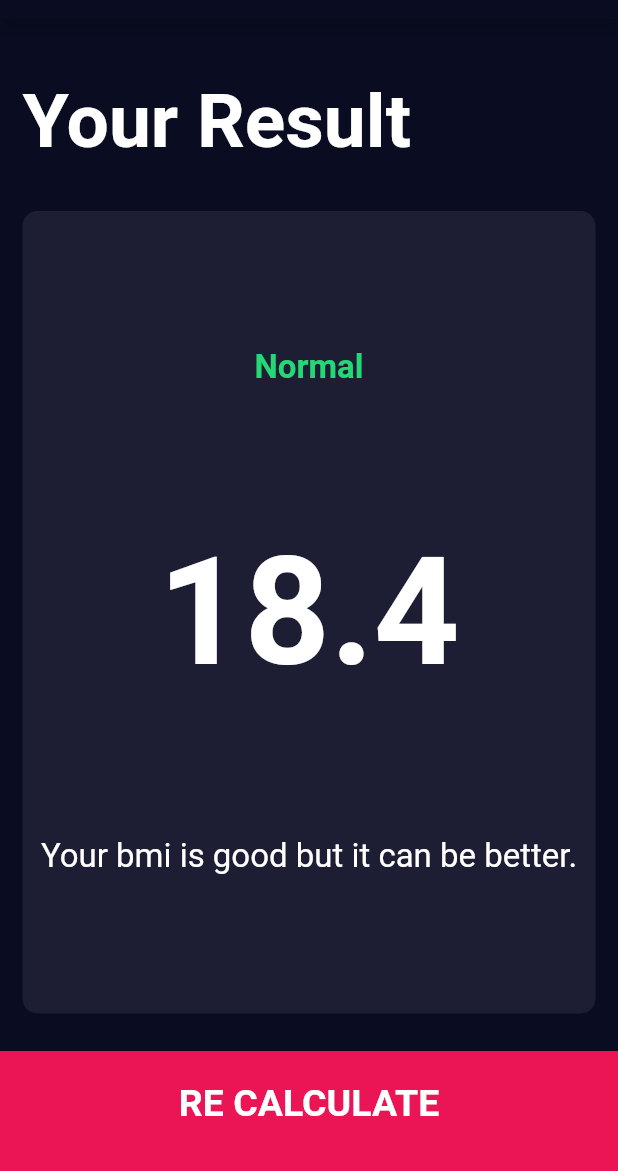
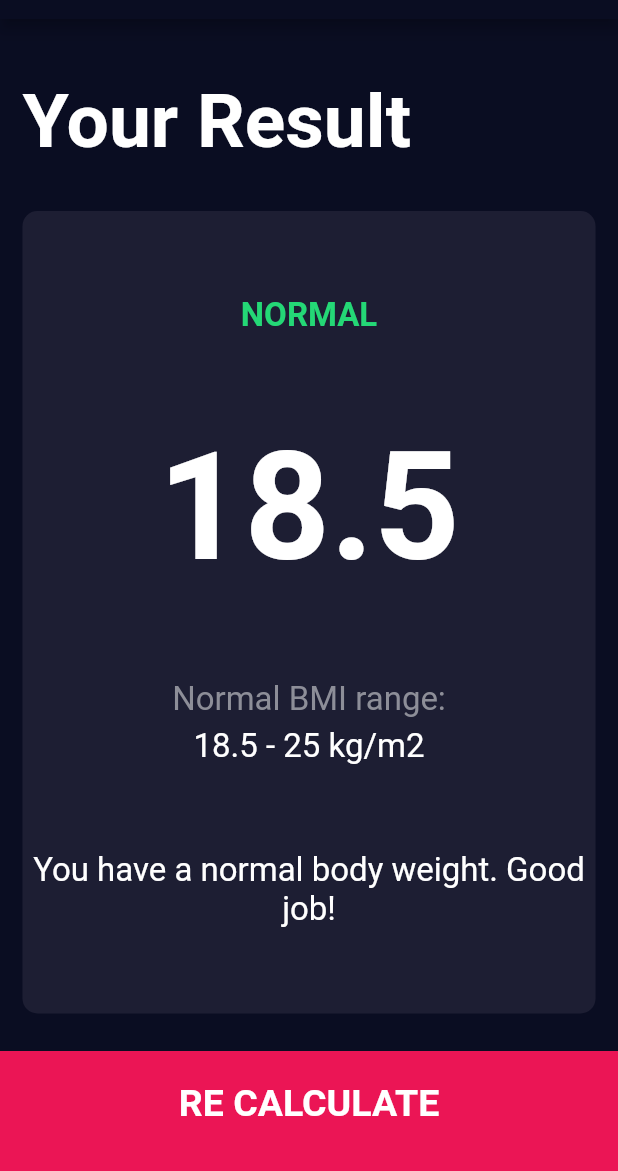
Before and after one commit to PratyushChauhan/bmi-calculator, a Flutter app: the screen it shows after launch, after a tap on "CALCULATE YOUR BMI", on a phone screen of 412 x 824 dp, the part 65-1236 px from its top. Run offline on Flutter 3.47's test engine with Material 2 defaults, Android fonts, the phone set to English and light mode, and no system bars; our stand-ins replace font_awesome_flutter.

Commit message:
Add bmi calculation to result_page.dart. Some text reformatting.

```diff
--- a/lib/Constants.dart
+++ b/lib/Constants.dart
@@ -11,6 +11,10 @@ const kOverlayColor = Color(0x1FEB1555);
 
 const kLableTextStyle = TextStyle(
   fontSize: 18,
+  color: Color(0xFF8D8E98),
+);
+const kRangeTextStyle = TextStyle(
+  fontSize: 22,
   color: Color(0xFF8D8E98),
 );
 
--- a/lib/Screens/InputPage.dart
+++ b/lib/Screens/InputPage.dart
@@ -1,10 +1,12 @@
 import 'package:bmi_calculator/Components/round_icon_button.dart';
+import 'package:bmi_calculator/Screens/result_page.dart';
 import 'package:flutter/material.dart';
 import 'package:font_awesome_flutter/font_awesome_flutter.dart';
 import 'package:bmi_calculator/Constants.dart';
 import '../Components/IconContent.dart';
 import '../Components/ReusableCard.dart';
 import '../Components/bottom_button.dart';
+import 'package:bmi_calculator/calculator_brain.dart';
 
 enum Gender {
   male,
@@ -229,7 +231,17 @@ class _InputPageState extends State<InputPage> {
           BottomButton(
             text: 'CALCULATE YOUR BMI',
             onTap: () {
-              Navigator.pushNamed(context, '/result');
+              CalculatorBrain calc =
+                  CalculatorBrain(weight: _weight, height: _height);
+              Navigator.push(
+                  context,
+                  MaterialPageRoute(
+                      builder: (context) => ResultPage(
+                            bmi: calc.calculateBmi(),
+                            result: calc.getResult(),
+                            interpretation: calc.getInterpretation(),
+                            range: calc.getRange(),
+                          )));
             },
           )
         ],
--- a/lib/Screens/result_page.dart
+++ b/lib/Screens/result_page.dart
@@ -4,8 +4,15 @@ import 'package:bmi_calculator/Components/ReusableCard.dart';
 import 'package:bmi_calculator/Components/bottom_button.dart';
 
 class ResultPage extends StatelessWidget {
-  const ResultPage({Key? key}) : super(key: key);
-
+  ResultPage(
+      {required this.bmi,
+      required this.result,
+      required this.interpretation,
+      required this.range});
+  final String bmi;
+  final String result;
+  final String interpretation;
+  final String range;
   @override
   Widget build(BuildContext context) {
     return Scaffold(
@@ -36,15 +43,27 @@ class ResultPage extends StatelessWidget {
                 crossAxisAlignment: CrossAxisAlignment.center,
                 children: [
                   Text(
-                    'Normal',
+                    result.toUpperCase(),
                     style: kResultTextStyle,
                   ),
                   Text(
-                    '18.4',
+                    bmi,
                     style: kBMITextStyle,
                   ),
+                  Column(
+                    children: [
+                      Text('$result BMI range:', style: kRangeTextStyle),
+                      SizedBox(
+                        height: 5,
+                      ),
+                      Text(
+                        range,
+                        style: kBodyTextStyle,
+                      ),
+                    ],
+                  ),
                   Text(
-                    'Your bmi is good but it can be better.',
+                    interpretation,
                     style: kBodyTextStyle,
                     textAlign: TextAlign.center,
                   )
--- a/lib/calculator_brain.dart
+++ b/lib/calculator_brain.dart
@@ -29,4 +29,14 @@ class CalculatorBrain {
       return 'You have a lower than normal body weight. You can eat a bit more.';
     }
   }
+
+  String getRange() {
+    if (_bmi >= 25) {
+      return '>= 25 kg/m2';
+    } else if (_bmi >= 18.5) {
+      return '18.5 - 25 kg/m2';
+    } else {
+      return '< 18.5 kg/m2';
+    }
+  }
 }
--- a/lib/main.dart
+++ b/lib/main.dart
@@ -1,4 +1,3 @@
-import 'package:bmi_calculator/Screens/result_page.dart';
 import 'package:flutter/material.dart';
 import 'Screens/InputPage.dart';
 
@@ -8,11 +7,7 @@ class BMICalculator extends StatelessWidget {
   @override
   Widget build(BuildContext context) {
     return MaterialApp(
-      initialRoute: '/',
-      routes: {
-        '/': (context) => InputPage(),
-        '/result': (context) => ResultPage(),
-      },
+      home: InputPage(),
       theme: ThemeData.dark().copyWith(
         appBarTheme: const AppBarTheme(
           color: Color(0xFF0A0D22),
```
